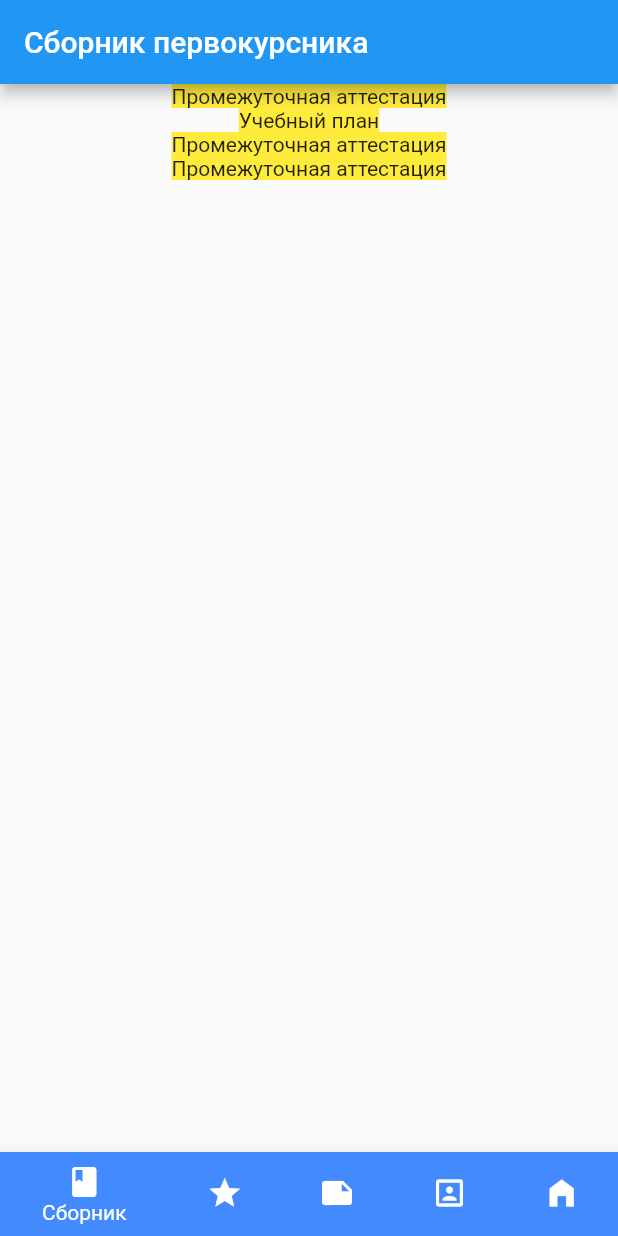
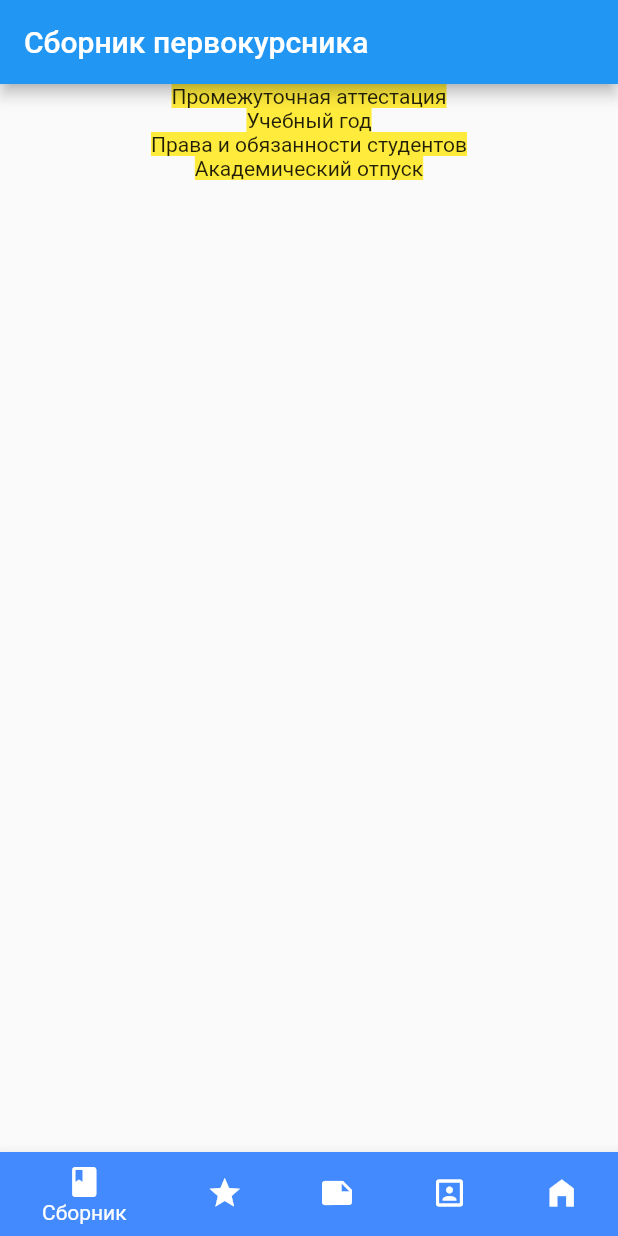
Before and after one commit to AndreyKondakovGW/Project-Sbornik-Pervokursnika-, a Flutter app: the screen it shows after launch, on a phone screen of 412 x 824 dp. Run offline on Flutter 3.47's test engine with Material 2 defaults, Android fonts, the phone set to English and light mode, and no system bars; our stand-ins replace bloc, flutter_bloc.

Commit message:
Визуальные правки по тексту

```diff
--- a/lib/pages/PostsViewPage.dart
+++ b/lib/pages/PostsViewPage.dart
@@ -3,9 +3,9 @@ import 'package:sbornik_pervokursnika/data/models/ListItem.dart';
 
 var Mass = [
   ListItem(text: 'Промежуточная аттестация', route: '/attestat'),
-  ListItem(text: 'Учебный план', route: '/attestat'),
-  ListItem(text: 'Промежуточная аттестация', route: '/attestat'),
-  ListItem(text: 'Промежуточная аттестация', route: '/attestat')
+  ListItem(text: 'Учебный год', route: '/study_plan'),
+  ListItem(text: 'Права и обязанности студентов', route: '/prava_i_onbazonost'),
+  ListItem(text: 'Академический отпуск', route: '/academ_otpysk')
 ];
 
 class SbornikPage extends StatelessWidget {
```
